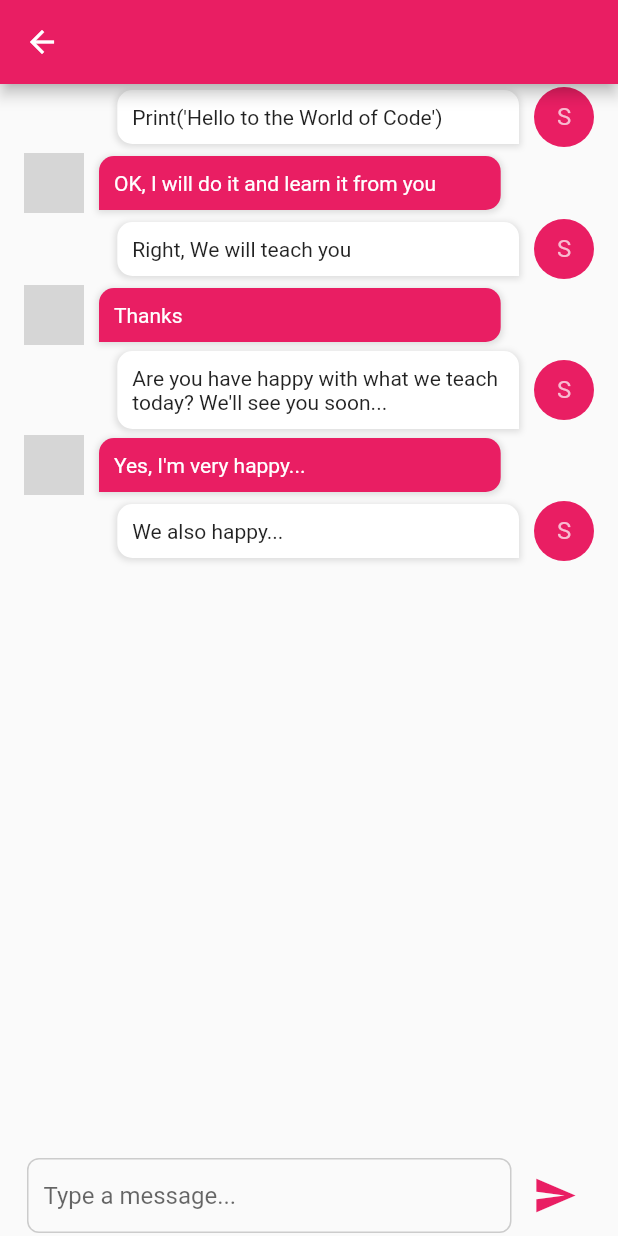
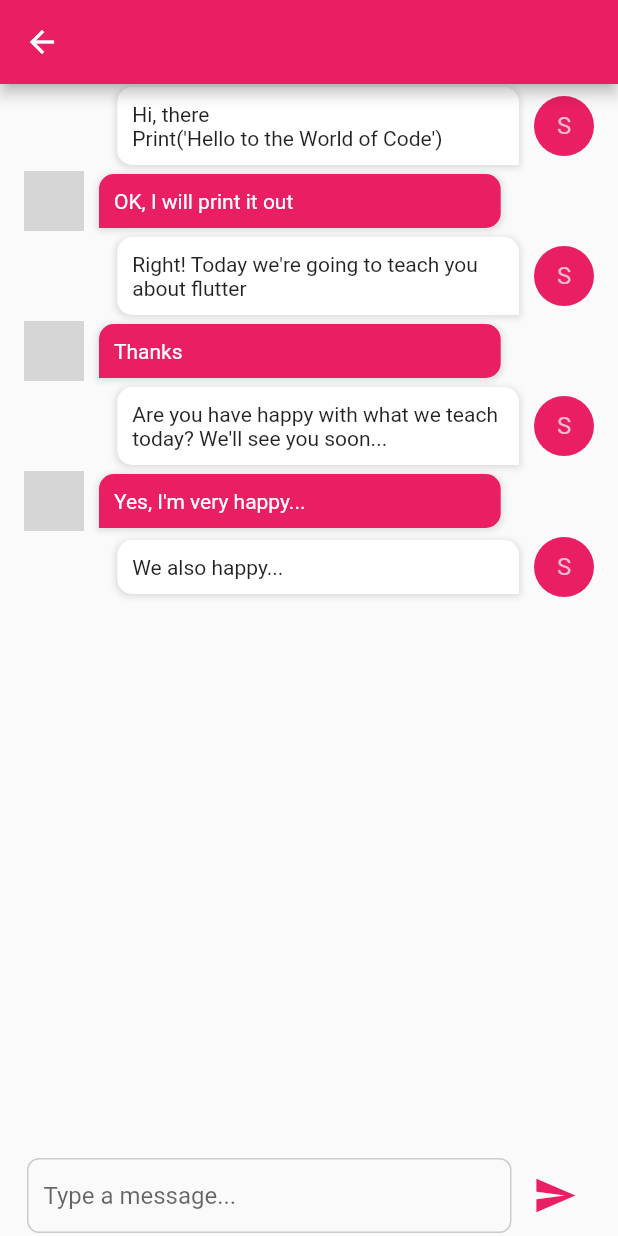
Before and after one commit to soulinmaikadua/khayaojai, a Flutter app: the ChatScreen screen opened directly with empty values, on a phone screen of 412 x 824 dp. Run offline on Flutter 3.47's test engine with Material 2 defaults, Android fonts, the phone set to English and light mode, and no system bars; missing offline and left inert: shake; grey boxes are pictures that could not be loaded.

Commit message:
first commit

```diff
--- a/lib/screens/chat_screen.dart
+++ b/lib/screens/chat_screen.dart
@@ -40,14 +40,16 @@ class _ChatScreenState extends State<ChatScreen> {
                   shrinkWrap: true,
                   children: [
                     MyChatWidget(
-                      message: "Print('Hello to the World of Code')",
+                      message:
+                          "Hi, there \nPrint('Hello to the World of Code')",
                     ),
                     YourChatWidget(
                       image: widget.profileImage,
-                      message: "OK, I will do it and learn it from you",
+                      message: "OK, I will print it out",
                     ),
                     MyChatWidget(
-                      message: "Right, We will teach you",
+                      message:
+                          "Right! Today we're going to teach you about flutter",
                     ),
                     YourChatWidget(
                       image: widget.profileImage,
```
Also changed, not shown: 1 other file.
